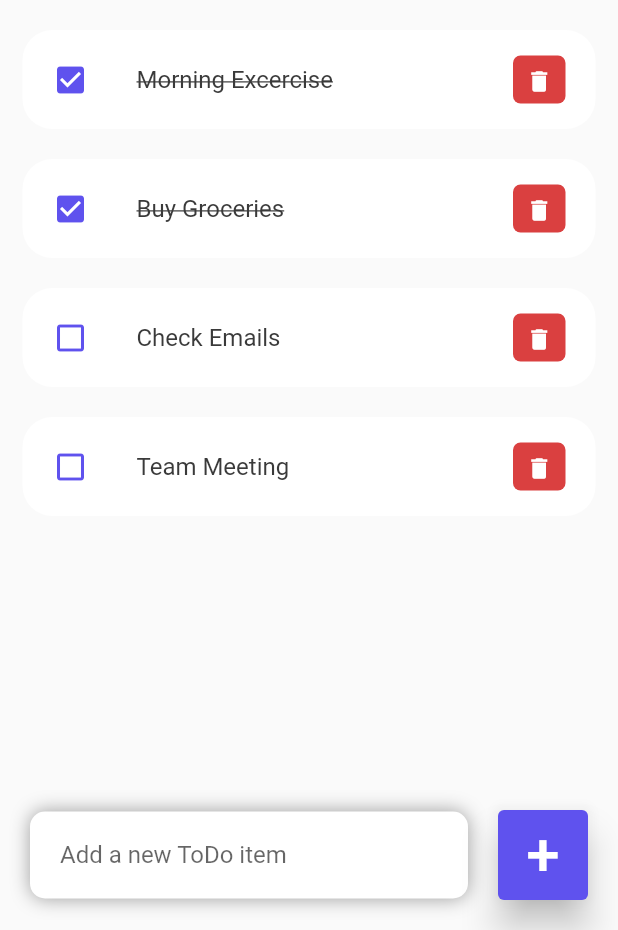
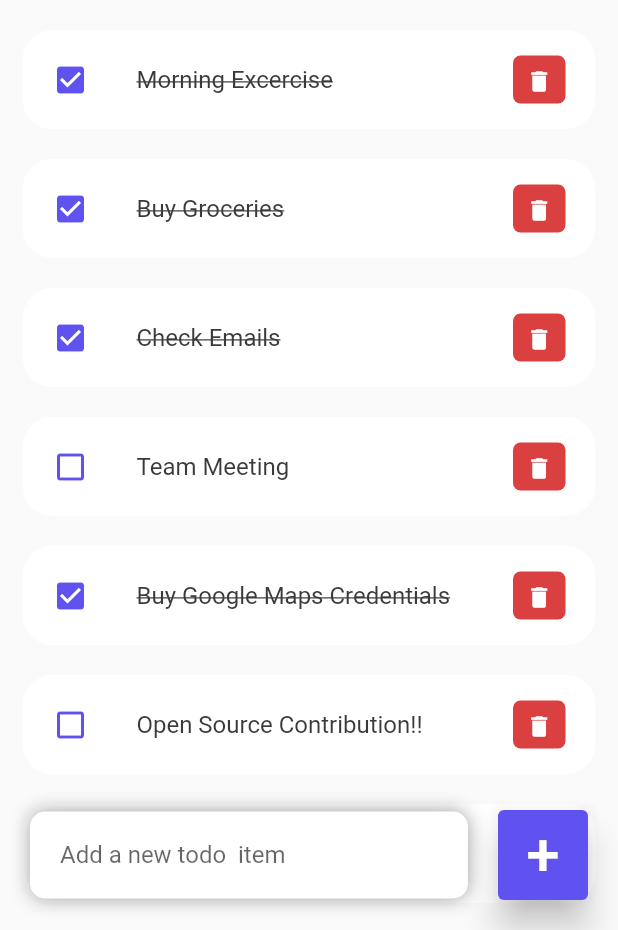
Before and after one commit to iamausafhussain/booktickets, a Flutter app: the screen it shows after launch, on a phone screen of 412 x 824 dp, the part 306-1236 px from its top. Run offline on Flutter 3.47's test engine with Material 2 defaults, Android fonts, the phone set to English and light mode, and no system bars.

Commit message:
list complete | list delete

```diff
--- a/lib/model/todo.dart
+++ b/lib/model/todo.dart
@@ -13,8 +13,12 @@ class ToDo {
     return [
       ToDo(id: '01', todoText: 'Morning Excercise', isDone: true),
       ToDo(id: '02', todoText: 'Buy Groceries', isDone: true),
-      ToDo(id: '03', todoText: 'Check Emails'),
-      ToDo(id: '04', todoText: 'Team Meeting')
+      ToDo(id: '03', todoText: 'Check Emails', isDone: true),
+      ToDo(id: '04', todoText: 'Team Meeting'),
+      ToDo(id: '05', todoText: 'Buy Google Maps Credentials', isDone: true),
+      ToDo(id: '06', todoText: 'Open Source Contribution!!', isDone: false),
+      ToDo(id: '07', todoText: 'Bike Servicing', isDone: false),
+      ToDo(id: '08', todoText: 'Buy Medicines', isDone: true),
     ];
   }
 }
--- a/lib/screens/home.dart
+++ b/lib/screens/home.dart
@@ -3,9 +3,13 @@ import "package:booktickets/model/todo.dart";
 import "package:booktickets/widgets/todo_item.dart";
 import "package:flutter/material.dart";
 
-class Home extends StatelessWidget {
+class Home extends StatefulWidget {
+  @override
+  State<Home> createState() => _HomeState();
+}
+
+class _HomeState extends State<Home> {
   // const Home({Key? key}) : super(key: key);
-
   final todosList = ToDo.todoList();
 
   @override
@@ -35,6 +39,8 @@ class Home extends StatelessWidget {
                       for (ToDo todo in todosList)
                         TodoItem(
                           todo: todo,
+                          onToDoChanged: _handleToDoChange,
+                          onDeleteItem: _deleteToDoItem,
                         ),
                     ],
                   ),
@@ -71,7 +77,7 @@ class Home extends StatelessWidget {
                     ),
                     child: TextField(
                       decoration: InputDecoration(
-                        hintText: 'Add a new ToDo item',
+                        hintText: 'Add a new todo  item',
                         border: InputBorder.none,
                       ),
                     ),
@@ -103,6 +109,18 @@ class Home extends StatelessWidget {
         ],
       ),
     );
+  }
+
+  void _handleToDoChange(ToDo todo) {
+    setState(() {
+      todo.isDone = !todo.isDone;
+    });
+  }
+
+  void _deleteToDoItem(String id) {
+    setState(() {
+      todosList.removeWhere((item) => item.id == id);
+    });
   }
 
   Widget searchBox() {
--- a/lib/widgets/todo_item.dart
+++ b/lib/widgets/todo_item.dart
@@ -4,8 +4,15 @@ import 'package:flutter/material.dart';
 
 class TodoItem extends StatelessWidget {
   final ToDo todo;
+  final onToDoChanged;
+  final onDeleteItem;
 
-  const TodoItem({Key? key, required this.todo}) : super(key: key);
+  const TodoItem(
+      {Key? key,
+      required this.todo,
+      required this.onToDoChanged,
+      required this.onDeleteItem})
+      : super(key: key);
 
   @override
   Widget build(BuildContext context) {
@@ -13,7 +20,7 @@ class TodoItem extends StatelessWidget {
       margin: EdgeInsets.only(bottom: 20),
       child: ListTile(
         onTap: () {
-          print("clicked on todo item");
+          onToDoChanged(todo);
         },
         shape: RoundedRectangleBorder(
           borderRadius: BorderRadius.circular(20),
@@ -49,7 +56,8 @@ class TodoItem extends StatelessWidget {
             iconSize: 18,
             icon: Icon(Icons.delete),
             onPressed: () {
-              print("clicked on delete icon");
+              // print("clicked on delete icon");
+              onDeleteItem(todo.id);
             },
           ),
         ),
```
